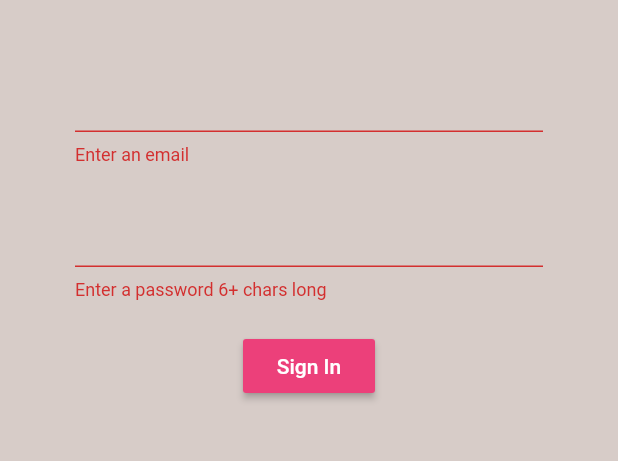
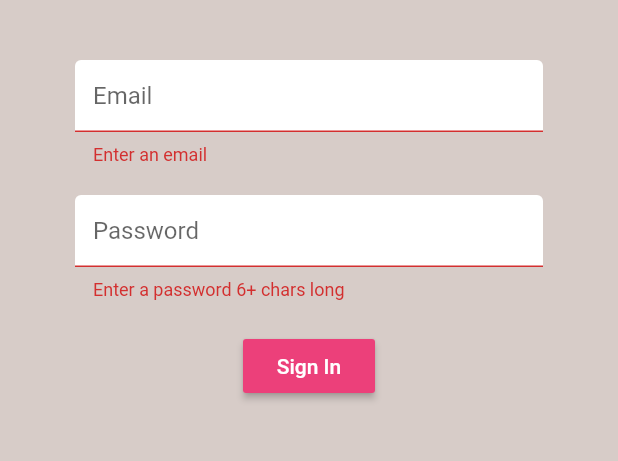
Before and after one commit to BrenoBaronte/brew_crew, a Flutter app: the screen it shows after launch, after a tap on "Sign In", on a phone screen of 412 x 824 dp, the part 84-545 px from its top. Run offline on Flutter 3.47's test engine with Material 2 defaults, Android fonts, the phone set to English and light mode, and no system bars; our stand-ins replace firebase_auth; accounts and stored records are empty.

Commit message:
text input decoration

```diff
--- a/lib/screens/authenticate/register.dart
+++ b/lib/screens/authenticate/register.dart
@@ -1,5 +1,6 @@
 import 'package:flutter/material.dart';
 import 'package:brewcrew/services/auth.dart';
+import 'package:brewcrew/shared/constants.dart';
 
 class Register extends StatefulWidget {
 
@@ -46,6 +47,7 @@ class _RegisterState extends State<Register> {
             children: <Widget>[
               SizedBox(height: 20.0),
               TextFormField(
+                decoration: textInputDecoration.copyWith(hintText: 'Email'),
                 validator: (value) => value.isEmpty ? 'Enter an email' : null,
                 onChanged: (value) {
                   setState(() => email = value);
@@ -53,6 +55,7 @@ class _RegisterState extends State<Register> {
               ),
               SizedBox(height: 20.0),
               TextFormField(
+                decoration: textInputDecoration.copyWith(hintText: 'Password'),
                 obscureText: true,
                 validator: (value) => value.length < 6
                     ? 'Enter a password 6+ chars long' : null,
--- a/lib/screens/authenticate/sign_in.dart
+++ b/lib/screens/authenticate/sign_in.dart
@@ -1,3 +1,4 @@
+import 'package:brewcrew/shared/constants.dart';
 import 'package:flutter/material.dart';
 import 'package:brewcrew/services/auth.dart';
 
@@ -46,6 +47,7 @@ class _SignInState extends State<SignIn> {
             children: <Widget>[
               SizedBox(height: 20.0),
               TextFormField(
+                decoration: textInputDecoration.copyWith(hintText: 'Email'),
                 validator: (value) => value.isEmpty ? 'Enter an email' : null,
                 onChanged: (value) {
                   setState(() => email = value);
@@ -53,6 +55,7 @@ class _SignInState extends State<SignIn> {
               ),
               SizedBox(height: 20.0),
               TextFormField(
+                decoration: textInputDecoration.copyWith(hintText: 'Password'),
                 validator: (value) => value.length < 6
                     ? 'Enter a password 6+ chars long' : null,
                 obscureText: true,
--- /dev/null
+++ b/lib/shared/constants.dart
@@ -0,0 +1,18 @@
+import 'package:flutter/material.dart';
+
+const textInputDecoration =  InputDecoration(
+    fillColor: Colors.white,
+    filled: true,
+    enabledBorder: OutlineInputBorder(
+      borderSide: BorderSide(
+        color: Colors.white,
+        width: 2.0,
+      ),
+    ),
+    focusedBorder: OutlineInputBorder(
+        borderSide: BorderSide(
+          color: Colors.pink,
+          width: 2.0,
+        )
+    )
+);
```
